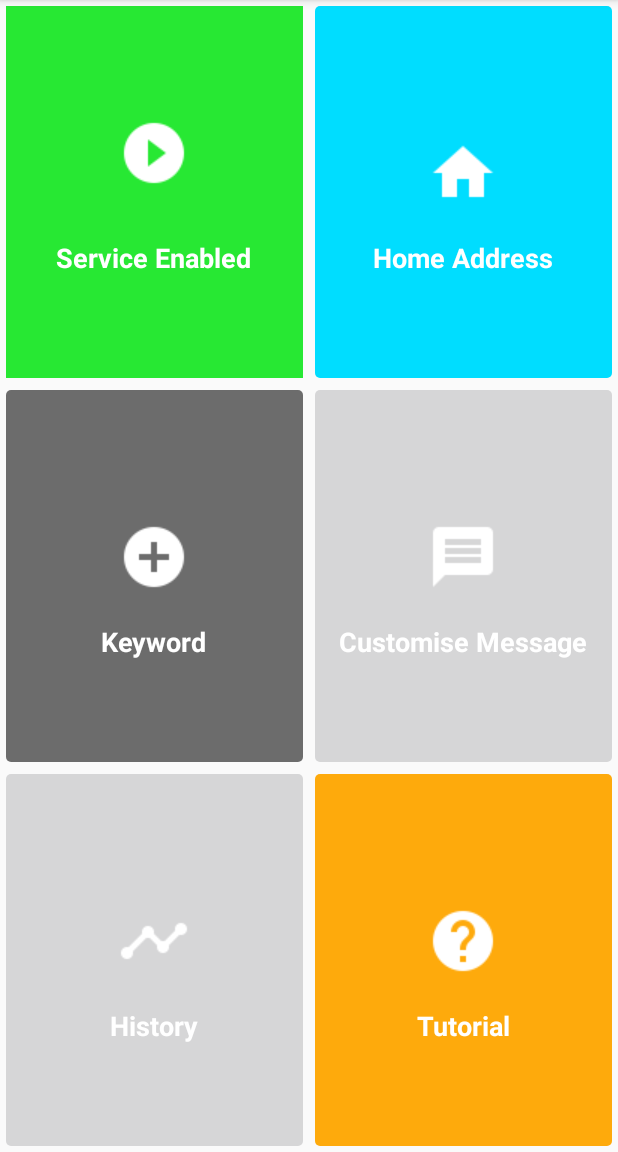
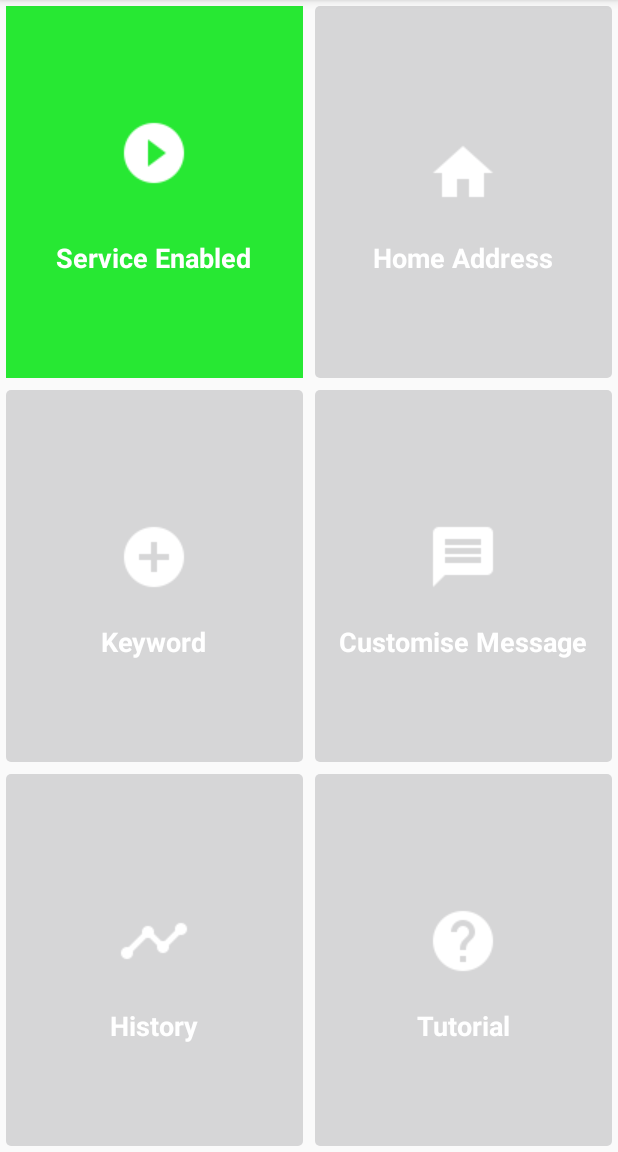
Before and after one commit to kumar7rk/FLASH-A, an Android app: the screen it shows after launch (Design), on a phone screen of 412 x 824 dp, the part 84-1236 px from its top. Run offline under Robolectric (Android 15) with nearby library versions, the phone set to English and light mode, and no system bars; libraries missing offline, so code that uses them is left out: br.com.goncalves; pictures from the network do not load.

Commit message:
All design layout files get their color from @color xml Smooth :yum:

```diff
--- a/app/src/main/res/drawable/rounded_shape_customise_message.xml
+++ b/app/src/main/res/drawable/rounded_shape_customise_message.xml
@@ -5,6 +5,7 @@
         android:radius="3dp"   >
     </corners>
 <solid
-    android:color="@color/cast_libraries_material_featurehighlight_outer_highlight_default_color">
+    android:color="@color/customise_message_background">
 </solid>
 </shape>
+    <!--android:color="@color/cast_libraries_material_featurehighlight_outer_highlight_default_color">-->
--- a/app/src/main/res/drawable/rounded_shape_history.xml
+++ b/app/src/main/res/drawable/rounded_shape_history.xml
@@ -5,6 +5,7 @@
         android:radius="3dp"   >
     </corners>
 <solid
-    android:color="@color/wallet_link_text_light">
+    android:color="@color/history_background">
 </solid>
 </shape>
+    <!--android:color="@color/wallet_link_text_light">-->
--- a/app/src/main/res/drawable/rounded_shape_home_address.xml
+++ b/app/src/main/res/drawable/rounded_shape_home_address.xml
@@ -5,6 +5,7 @@
         android:radius="3dp"   >
     </corners>
 <solid
-    android:color="@android:color/holo_blue_bright">
+    android:color="@color/home_address_background">
 </solid>
 </shape>
+    <!--android:color="@android:color/holo_blue_bright">-->
--- a/app/src/main/res/drawable/rounded_shape_keyword.xml
+++ b/app/src/main/res/drawable/rounded_shape_keyword.xml
@@ -5,6 +5,7 @@
         android:radius="3dp"   >
     </corners>
 <solid
-    android:color="@color/common_google_signin_btn_text_light_focused">
+    android:color="@color/keyword_background">
 </solid>
 </shape>
+    <!--android:color="@color/common_google_signin_btn_text_light_focused">-->
--- a/app/src/main/res/drawable/rounded_shape_service_enabled.xml
+++ b/app/src/main/res/drawable/rounded_shape_service_enabled.xml
@@ -5,6 +5,7 @@
         android:radius="3dp"   >
     </corners>
 <solid
-    android:color="@android:color/holo_orange_dark">
+    android:color="@color/service_enabled_background">
 </solid>
 </shape>
+    <!--android:color="@android:color/holo_orange_dark">-->
--- a/app/src/main/res/drawable/rounded_shape_tutorial.xml
+++ b/app/src/main/res/drawable/rounded_shape_tutorial.xml
@@ -5,6 +5,7 @@
         android:radius="3dp"   >
     </corners>
 <solid
-    android:color="?android:attr/colorPressedHighlight">
+    android:color="@color/tutorial_background">
 </solid>
 </shape>
+    <!--android:color="?android:attr/colorPressedHighlight">-->
```
